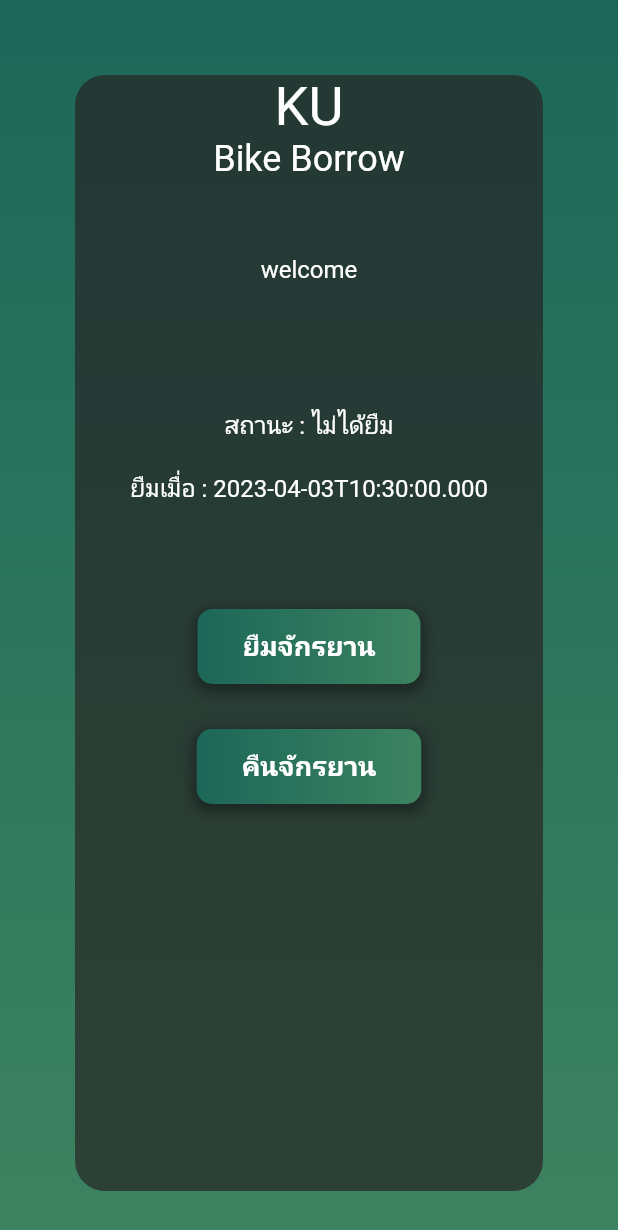
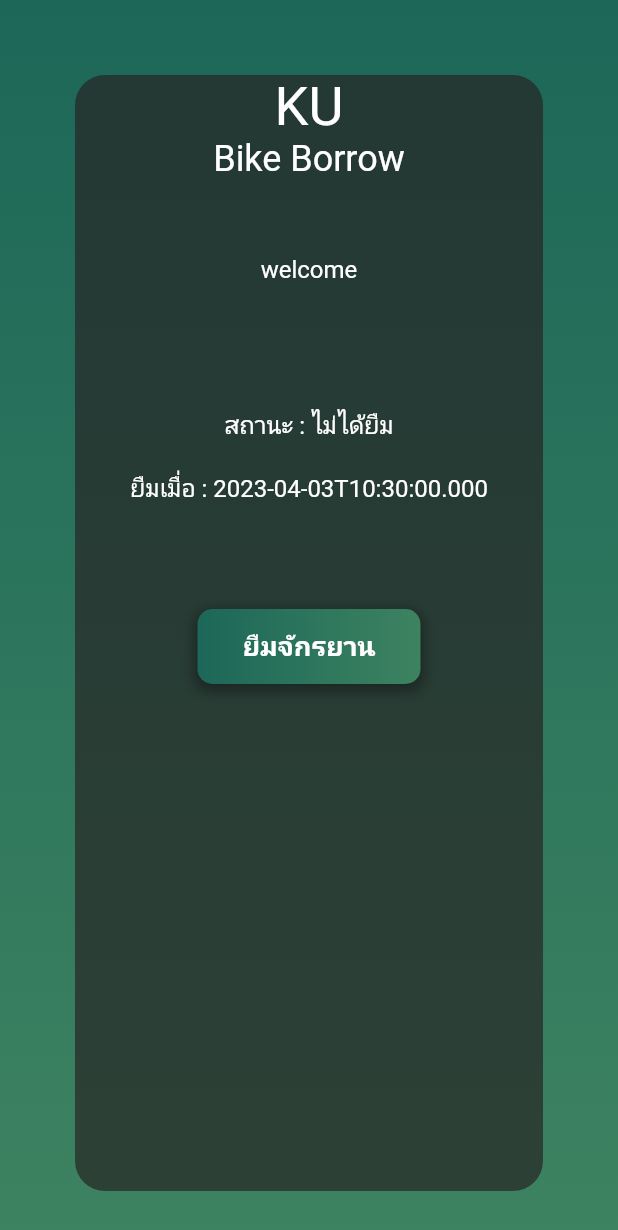
Before and after one commit to Zesiria/cs344-ku-bike-borrow, a Flutter app: the HomePage screen opened directly with empty values, on a phone screen of 412 x 824 dp. Shown: the top 1230 px of the screen. Run offline on Flutter 3.47's test engine with Material 2 defaults, Android fonts, the phone set to English and light mode, and no system bars; our stand-ins replace google_nav_bar, loader_overlay; missing offline and left inert: qr_code_scanner.

Commit message:
Update the lend and return bike button

```diff
--- a/lib/homepage.dart
+++ b/lib/homepage.dart
@@ -131,50 +131,7 @@ class HomePage extends StatelessWidget {
                                 fontWeight: FontWeight.bold,
                               ),
                             ),
-                            child: Text('ยืมจักรยาน'),
-                          ),
-                        ),
-                      ),
-                      Padding(padding: EdgeInsets.fromLTRB(40, 10, 40, 20),
-                      child: Container(
-                          height: 50,
-                          decoration: BoxDecoration(
-                            gradient: LinearGradient(
-                              colors: [
-                              Color.fromRGBO(28, 103, 88, 1),
-                              Color.fromRGBO(61, 131, 97, 1),
-                              ],
-                              begin: Alignment.centerLeft,
-                              end: Alignment.centerRight,
-                            ),
-                            borderRadius: BorderRadius.circular(10),
-                            boxShadow: [
-                              BoxShadow(
-                                color: Color.fromARGB(255, 15, 15, 15).withOpacity(0.5),
-                                spreadRadius: 2,
-                                blurRadius: 7,
-                                offset: Offset(0, 3),
-                              ),
-                            ],
-                          ),
-                          child: ElevatedButton(
-                            onPressed: () {
-                              Navigator.push(
-                                context,
-                                MaterialPageRoute(builder: (context) => NavBar(user: user)),
-                              );
-                            },
-                            style: ElevatedButton.styleFrom(
-                              foregroundColor: Colors.white,
-                              backgroundColor: Colors.transparent,
-                              padding: EdgeInsets.symmetric(horizontal: 30),
-                              elevation: 0,
-                              textStyle: TextStyle(
-                                fontSize: 18,
-                                fontWeight: FontWeight.bold,
-                              ),
-                            ),
-                            child: Text('คืนจักรยาน'),
+                            child: Text(user['lend_status']==true?'คืนจักรยาน':'ยืมจักรยาน'),
                           ),
                         ),
                       ),
```
